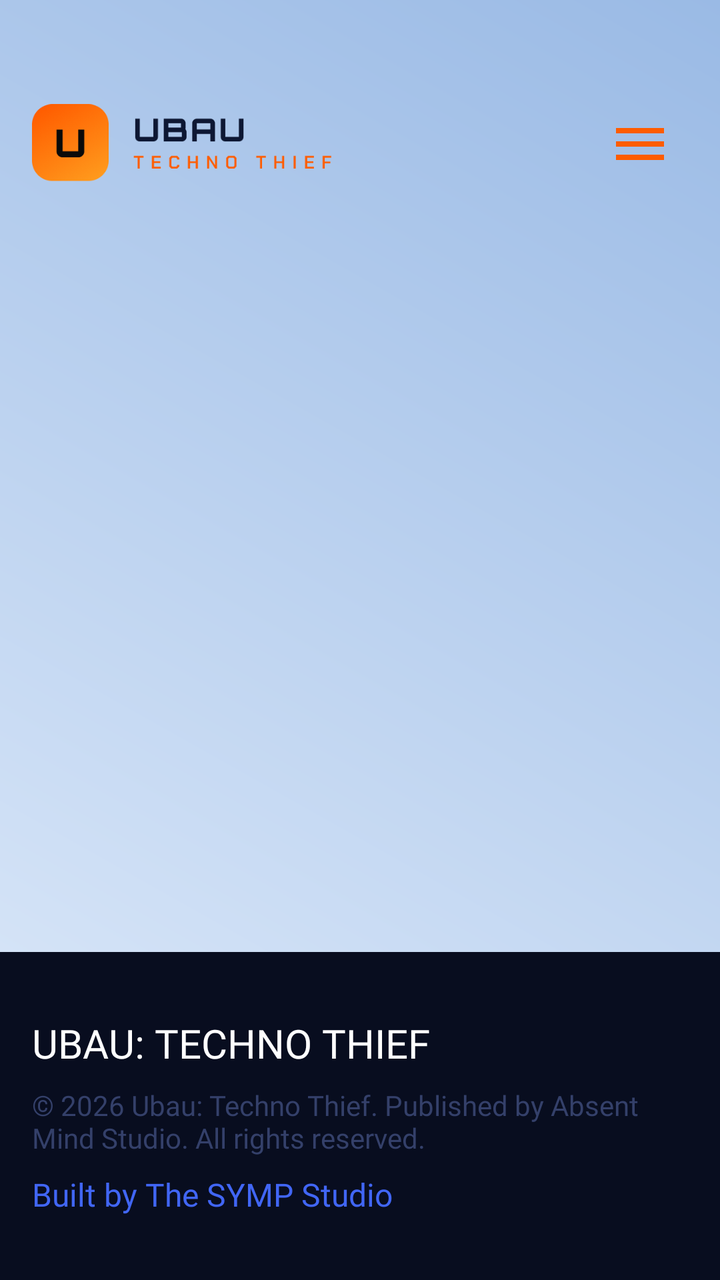
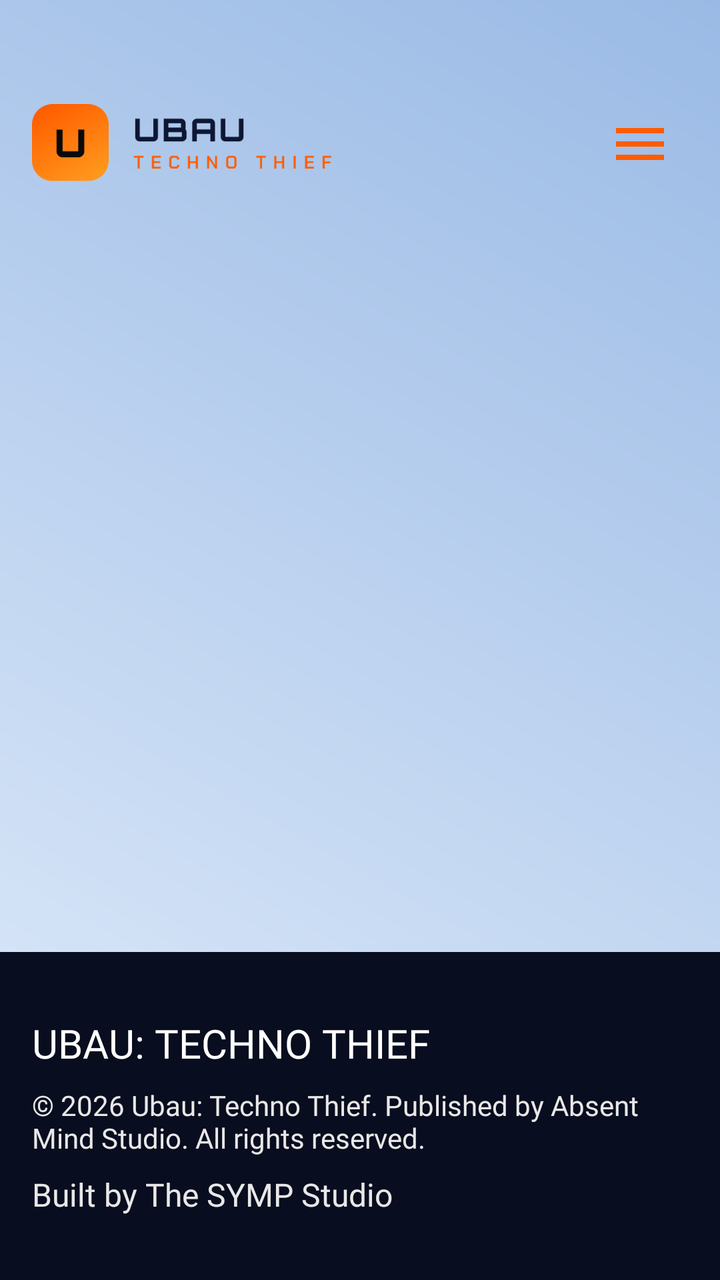

An Android layout rendered at two revisions. The XML below is the earlier revision; the diff shows what the commit changed to produce the second picture.
<!-- AndroidManifest.xml: application theme Theme.UbauPresskit -->
<!-- res/layout/activity_main.xml -->
<?xml version="1.0" encoding="utf-8"?>
<androidx.drawerlayout.widget.DrawerLayout
    xmlns:android="http://schemas.android.com/apk/res/android"
    xmlns:app="http://schemas.android.com/apk/res-auto"
    xmlns:tools="http://schemas.android.com/tools"
    android:id="@+id/drawerLayout"
    android:layout_width="match_parent"
    android:layout_height="match_parent"
    tools:context=".MainActivity">

    <androidx.core.widget.NestedScrollView
        android:layout_width="match_parent"
        android:layout_height="match_parent"
        android:fillViewport="true"
        android:background="@drawable/bg_gradient">

        
        <LinearLayout
            android:id="@+id/main"
            android:layout_width="match_parent"
            android:layout_height="match_parent"
            android:orientation="vertical"
            android:paddingTop="48dp">

            <LinearLayout
                android:layout_width="match_parent"
                android:layout_height="48dp"
                android:orientation="horizontal"
                android:gravity="center_vertical"
                android:paddingHorizontal="16dp"
                android:layout_marginBottom="24dp">

                <ImageView
                    android:id="@+id/logo"
                    android:layout_width="150dp"
                    android:layout_height="40dp"
                    android:src="@drawable/logo"
                    android:contentDescription="@string/logo"
                    android:adjustViewBounds="true"
                    android:clickable="true"
                    android:focusable="true" />

                <Space
                    android:layout_width="0dp"
                    android:layout_height="0dp"
                    android:layout_weight="1"/>

                <ImageButton
                    android:id="@+id/menuButton"
                    android:layout_width="48dp"
                    android:layout_height="48dp"
                    android:background="@android:color/transparent"
                    android:src="@drawable/menu"
                    android:contentDescription="@string/menu"/>
            </LinearLayout>

            
            <androidx.fragment.app.FragmentContainerView
                android:id="@+id/fragment_container"
                android:layout_width="match_parent"
                android:layout_height="0dp"
                android:layout_weight="1"
                android:paddingHorizontal="16dp" />

            <LinearLayout
                android:id="@+id/footer_container"
                android:layout_width="match_parent"
                android:layout_height="wrap_content"
                android:background="#080D1F"
                android:orientation="vertical"
                android:paddingHorizontal="16dp"
                android:paddingVertical="32dp"
                android:layout_marginTop="24dp">

                <TextView
                    android:layout_width="match_parent"
                    android:layout_height="wrap_content"
                    android:text="@string/footer_title"
                    style="@style/HeadingThree"
                    android:layout_marginBottom="8dp"
                    android:textColor="#ffffff"/>

                <TextView
                    android:layout_width="match_parent"
                    android:layout_height="wrap_content"
                    android:text="@string/footer_desc"
                    style="@style/SpanThree"
                    android:layout_marginBottom="4dp"
                    android:textColor="@color/blue_dark"/>

                <TextView
                    android:id="@+id/footer_symp_link"
                    android:layout_width="match_parent"
                    android:layout_height="wrap_content"
                    android:text="@string/footer_copyright"
                    style="@style/BodyTwo"
                    android:textColor="@color/blue_light"
                    android:layout_marginTop="4dp"/>
            </LinearLayout>

        </LinearLayout>
    </androidx.core.widget.NestedScrollView>

    <com.google.android.material.navigation.NavigationView
        android:id="@+id/navigationView"
        android:layout_width="280dp"
        android:layout_height="match_parent"
        android:layout_gravity="start"
        app:itemTextAppearance="@style/BodyThree"
        app:itemTextColor="@color/orange_dark"
        app:menu="@menu/drawer_menu"/>

</androidx.drawerlayout.widget.DrawerLayout>
<!-- resources referenced by this layout -->
<resources>
  <color name="blue_dark">#34406A</color>
  <color name="blue_light">#4166F5</color>
  <color name="orange_dark">#FF5C00</color>
  <!-- drawable bg_gradient (drawable) -->
  <?xml version="1.0" encoding="utf-8"?>
  <shape xmlns:android="http://schemas.android.com/apk/res/android">
      <gradient
          android:startColor="#E2EDFB"
          android:endColor="#9ABAE5"
          android:angle="45"/>
  </shape>
  <!-- drawable logo: png bitmap (drawable, 18465 bytes) -->
  <!-- drawable menu (drawable) -->
  <vector xmlns:android="http://schemas.android.com/apk/res/android"
      android:height="32dp" android:tint="#FF5C00"
      android:viewportHeight="24"
      android:viewportWidth="24"
      android:width="32dp">
        
      <path android:fillColor="@android:color/white" android:pathData="M3,18h18v-2L3,16v2zM3,13h18v-2L3,11v2zM3,6v2h18L21,6L3,6z"/>
      
  </vector>
  <string name="footer_copyright">Built by The SYMP Studio</string>
  <string name="footer_desc">© 2026 Ubau: Techno Thief. Published by Absent Mind Studio. All rights reserved.</string>
  <string name="footer_title">UBAU: TECHNO THIEF</string>
  <string name="logo">Logo</string>
  <string name="menu">Menu</string>
  <style name="BodyThree">
          <item name="android:fontFamily">@font/chakra_petch_semibold</item>
          <item name="android:textSize">16sp</item>
          <item name="android:textColor">@color/text_white</item>
      </style>
  <style name="BodyTwo">
          <item name="android:fontFamily">@font/chakra_petch_regular</item>
          <item name="android:textSize">16sp</item>
          <item name="android:textColor">@color/text_white</item>
      </style>
  <style name="HeadingThree">
          <item name="android:fontFamily">@font/orbitron_medium</item>
          <item name="android:textSize">20sp</item>
          <item name="android:textColor">@color/blue_dark</item>
      </style>
  <style name="SpanThree">
          <item name="android:fontFamily">@font/share_tech_mono_regular</item>
          <item name="android:textSize">14sp</item>
          <item name="android:textColor">@color/blue_dark</item>
      </style>
  <style name="Theme.UbauPresskit" parent="Base.Theme.UbauPresskit" />
  <color name="text_white">#EEF5FF</color>
  <style name="Base.Theme.UbauPresskit" parent="Theme.Material3.DayNight.NoActionBar">
      </style>
</resources>

<!-- the commit's change to res/layout/activity_main.xml (unified diff, before → after) -->
@@ -86,7 +86,7 @@
                     android:text="@string/footer_desc"
                     style="@style/SpanThree"
                     android:layout_marginBottom="4dp"
-                    android:textColor="@color/blue_dark"/>
+                    android:textColor="@color/text_tertiary"/>
 
                 <TextView
                     android:id="@+id/footer_symp_link"
@@ -94,7 +94,7 @@
                     android:layout_height="wrap_content"
                     android:text="@string/footer_copyright"
                     style="@style/BodyTwo"
-                    android:textColor="@color/blue_light"
+                    android:textColor="@color/text_tertiary"
                     android:layout_marginTop="4dp"/>
             </LinearLayout>
 
<!-- resource entries referenced after the edit -->
@@ -1,8 +1,8 @@
 <!-- resources referenced by this layout -->
 <resources>
   <color name="blue_dark">#34406A</color>
-  <color name="blue_light">#4166F5</color>
   <color name="orange_dark">#FF5C00</color>
+  <color name="text_tertiary">#E9E8E8</color>
   <!-- drawable bg_gradient (drawable) -->
   <?xml version="1.0" encoding="utf-8"?>
   <shape xmlns:android="http://schemas.android.com/apk/res/android">
